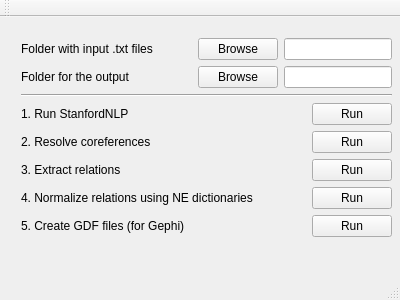
Old version of the form IRTMgui/mainwindow.ui in the repository iammain/IR-TM.
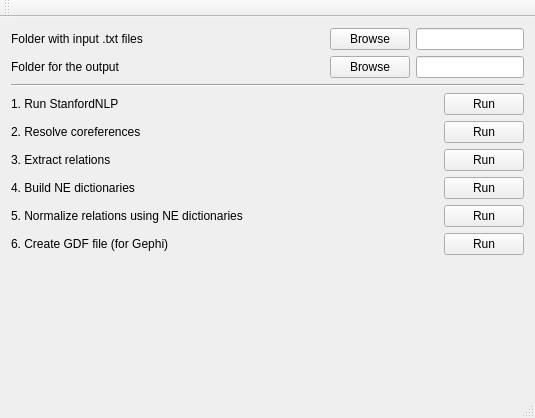
New version of the form.

```diff
--- a/IRTMgui/mainwindow.ui
+++ b/IRTMgui/mainwindow.ui
@@ -6,23 +6,16 @@
    <rect>
     <x>0</x>
     <y>0</y>
-    <width>400</width>
-    <height>300</height>
+    <width>535</width>
+    <height>418</height>
    </rect>
   </property>
   <property name="windowTitle">
    <string>MainWindow</string>
   </property>
   <widget class="QWidget" name="centralWidget">
-   <widget class="QWidget" name="">
-    <property name="geometry">
-     <rect>
-      <x>10</x>
-      <y>10</y>
-      <width>393</width>
-      <height>268</height>
-     </rect>
-    </property>
+   <layout class="QGridLayout" name="gridLayout">
+    <item row="0" column="0">
     <layout class="QVBoxLayout" name="verticalLayout">
      <item>
       <layout class="QHBoxLayout" name="horizontalLayout_2">
@@ -218,12 +211,43 @@
        </item>
       </layout>
      </item>
+      <item>
+       <layout class="QHBoxLayout" name="horizontalLayout_8">
+        <item>
+         <widget class="QLabel" name="label_9">
+          <property name="text">
+           <string>4. Build NE dictionaries</string>
+          </property>
+         </widget>
+        </item>
+        <item>
+         <spacer name="horizontalSpacer_8">
+          <property name="orientation">
+           <enum>Qt::Horizontal</enum>
+          </property>
+          <property name="sizeHint" stdset="0">
+           <size>
+            <width>40</width>
+            <height>20</height>
+           </size>
+          </property>
+         </spacer>
+        </item>
+        <item>
+         <widget class="QPushButton" name="RunDictionaries">
+          <property name="text">
+           <string>Run</string>
+          </property>
+         </widget>
+        </item>
+       </layout>
+      </item>
      <item>
       <layout class="QHBoxLayout" name="horizontalLayout_6">
        <item>
         <widget class="QLabel" name="label_7">
          <property name="text">
-          <string>4. Normalize relations using NE dictionaries</string>
+           <string>5. Normalize relations using NE dictionaries</string>
          </property>
         </widget>
        </item>
@@ -254,7 +278,7 @@
        <item>
         <widget class="QLabel" name="label_8">
          <property name="text">
-          <string>5. Create GDF files (for Gephi)</string>
+           <string>6. Create GDF file (for Gephi)</string>
          </property>
         </widget>
        </item>
@@ -294,7 +318,8 @@
       </spacer>
      </item>
     </layout>
-   </widget>
+    </item>
+   </layout>
   </widget>
   <widget class="QMenuBar" name="menuBar">
    <property name="geometry">
```
Left out of the diff: 2 changed lines with no effect on the pictures. Lines whose indentation alone changed are shown as unchanged.
